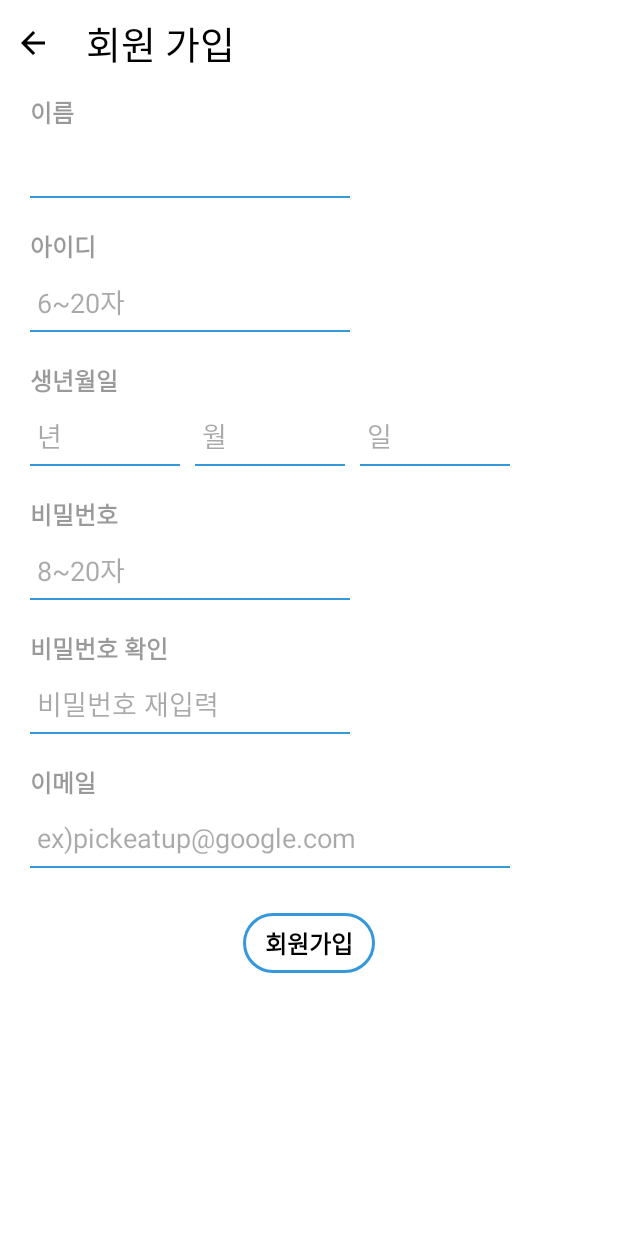
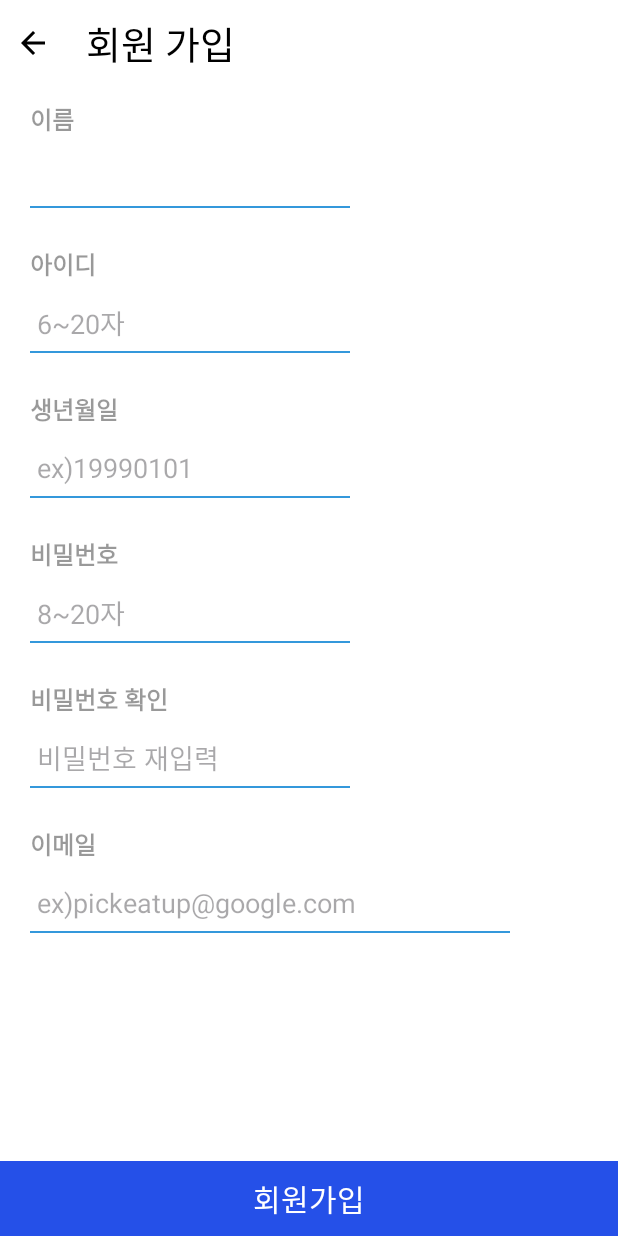
Before and after one commit to wickedwickedman/what-did-i-eat, an Android app: the Signup screen opened directly, with no data from a screen before it, on a phone screen of 412 x 824 dp. Run offline under Robolectric (Android 15) with nearby library versions, the phone set to English and light mode, and no system bars.

Commit message:
Initial Commit

```diff
--- a/app/src/main/java/com/example/whatdidieat/List.java
+++ b/app/src/main/java/com/example/whatdidieat/List.java
@@ -5,12 +5,13 @@ import android.os.Bundle;
 import android.view.View;
 import android.widget.Button;
 import android.widget.ImageView;
+import android.widget.TextView;
 
 import androidx.appcompat.app.AppCompatActivity;
 
 public class List extends AppCompatActivity {
     ImageView back;
-    Button upload;
+    ImageView upload;
     @Override
     protected void onCreate(Bundle savedInstanceState) {
         super.onCreate(savedInstanceState);
--- a/app/src/main/java/com/example/whatdidieat/Signup.java
+++ b/app/src/main/java/com/example/whatdidieat/Signup.java
@@ -20,10 +20,8 @@ public class Signup extends AppCompatActivity {
     EditText pw;
     EditText pw2;
     EditText email;
-    EditText birthYear;
-    EditText birthMonth;
-    EditText birthDay;
-    Button submit;
+    EditText birth;
+    TextView submit;
 
     @Override
     protected void onCreate(Bundle savedInstanceState) {
@@ -45,12 +43,10 @@ public class Signup extends AppCompatActivity {
         pw = findViewById(R.id.signPW);
         pw2 = findViewById(R.id.signPW2);
         email = findViewById(R.id.signMail);
-        birthYear = findViewById(R.id.signBirth);
-        birthMonth = findViewById(R.id.signBirth2);
-        birthDay = findViewById(R.id.signBirth3);
+        birth = findViewById(R.id.signBirth);
 
         //회원가입 완료 버튼
-        submit = findViewById(R.id.signupbutton);
+        submit = findViewById(R.id.signupButton);
         submit.setOnClickListener(new View.OnClickListener() {
             @Override
             public void onClick(View view) {
@@ -81,13 +77,8 @@ public class Signup extends AppCompatActivity {
         }
 
         // 생년월일 유효성 검사
-        if(birthYear.getText().toString().length() >= 1 && birthMonth.getText().toString().length() >= 1 && birthDay.getText().toString().length() >= 1) {
-            if (Integer.parseInt(birthYear.getText().toString()) <= 2023 &&
-                    1900 <= Integer.parseInt(birthYear.getText().toString()) &&
-                    1 <= Integer.parseInt(birthMonth.getText().toString()) &&
-                    12 >= Integer.parseInt(birthMonth.getText().toString()) &&
-                    1 <= Integer.parseInt(birthDay.getText().toString()) &&
-                    31 >= Integer.parseInt(birthDay.getText().toString())) {
+        if(birth.getText().toString().length() >= 1) {
+            if (19000101 <= Integer.parseInt(birth.getText().toString()) && Integer.parseInt(birth.getText().toString()) <= 20230101) {
                 birthFlag = true;
             } else {
                 birthFlag = false;
--- a/app/src/main/java/com/example/whatdidieat/Upload.java
+++ b/app/src/main/java/com/example/whatdidieat/Upload.java
@@ -5,13 +5,14 @@ import android.os.Bundle;
 import android.view.View;
 import android.widget.Button;
 import android.widget.ImageView;
+import android.widget.TextView;
 import android.widget.Toast;
 
 import androidx.appcompat.app.AppCompatActivity;
 
 public class Upload extends AppCompatActivity {
     ImageView back;
-    Button write;
+    TextView write;
     @Override
     protected void onCreate(Bundle savedInstanceState) {
         super.onCreate(savedInstanceState);
--- /dev/null
+++ b/app/src/main/res/drawable/box_filled_text.xml
@@ -0,0 +1,7 @@
+<?xml version="1.0" encoding="utf-8"?>
+<shape xmlns:android="http://schemas.android.com/apk/res/android"
+    android:padding="10dp"
+    android:shape="rectangle">
+    <solid
+        android:color="#2550E8" />
+</shape>
--- a/app/src/main/res/layout/activity_login.xml
+++ b/app/src/main/res/layout/activity_login.xml
@@ -73,7 +73,7 @@
             android:layout_height="35dp"
             android:layout_gravity="center"
             android:layout_marginTop="20dp"
-            android:background="@drawable/box_login"
+            android:background="@drawable/box_id"
             android:text="로그인"
             android:textColor="@color/black"
             android:textSize="16dp"
@@ -82,7 +82,7 @@
         <androidx.appcompat.widget.AppCompatButton
             android:id="@+id/signupButton"
             android:layout_width="wrap_content"
-            android:layout_height="wrap_content"
+            android:layout_height="35dp"
             android:layout_gravity="center"
             android:layout_marginTop="10dp"
             android:background="@drawable/box_id"
--- a/app/src/main/res/layout/activity_signup.xml
+++ b/app/src/main/res/layout/activity_signup.xml
@@ -38,20 +38,21 @@
 
         <ScrollView
             android:layout_width="match_parent"
-            android:layout_height="match_parent">
+            android:layout_height="wrap_content"
+            android:layout_weight="1">
 
             <LinearLayout
                 android:layout_width="match_parent"
-                android:layout_height="wrap_content"
+                android:layout_height="match_parent"
                 android:layout_marginLeft="20dp"
-                android:layout_marginTop="5dp"
+                android:layout_marginTop="10dp"
                 android:layout_marginRight="20dp"
                 android:orientation="vertical">
 
                 <TextView
                     android:layout_width="match_parent"
                     android:layout_height="wrap_content"
-                    android:layout_marginBottom="5dp"
+                    android:layout_marginBottom="7dp"
                     android:text="이름"
                     android:textColor="@color/black_overlay"
                     android:textSize="16dp"
@@ -61,7 +62,7 @@
                     android:id="@+id/signName"
                     android:layout_width="wrap_content"
                     android:layout_height="40dp"
-                    android:layout_marginBottom="20dp"
+                    android:layout_marginBottom="25dp"
                     android:background="@drawable/box_id"
                     android:ems="10"
                     android:inputType="textPersonName"
@@ -71,7 +72,7 @@
                 <TextView
                     android:layout_width="match_parent"
                     android:layout_height="wrap_content"
-                    android:layout_marginBottom="5dp"
+                    android:layout_marginBottom="7dp"
                     android:text="아이디"
                     android:textColor="@color/black_overlay"
                     android:textSize="16dp"
@@ -81,7 +82,7 @@
                     android:id="@+id/signID"
                     android:layout_width="wrap_content"
                     android:layout_height="40dp"
-                    android:layout_marginBottom="20dp"
+                    android:layout_marginBottom="25dp"
                     android:background="@drawable/box_id"
                     android:ems="10"
                     android:hint=" 6~20자"
@@ -92,71 +93,38 @@
                 <TextView
                     android:layout_width="match_parent"
                     android:layout_height="wrap_content"
-                    android:layout_marginBottom="5dp"
+                    android:layout_marginBottom="7dp"
                     android:text="생년월일"
                     android:textColor="@color/black_overlay"
                     android:textSize="16dp"
                     android:textStyle="bold" />
 
-                <LinearLayout
-                    android:layout_width="match_parent"
-                    android:layout_height="match_parent"
-                    android:orientation="horizontal">
-
                 <EditText
                     android:id="@+id/signBirth"
-                        android:layout_width="100dp"
+                    android:layout_width="wrap_content"
                     android:layout_height="40dp"
-                        android:layout_marginRight="10dp"
-                        android:layout_marginBottom="20dp"
+                    android:layout_marginBottom="25dp"
                     android:background="@drawable/box_id"
                     android:ems="10"
-                        android:hint=" 년"
+                    android:hint=" ex)19990101"
                     android:inputType="numberDecimal"
-                        android:maxLength="4"
+                    android:maxLength="8"
                     android:text="" />
-
-                    <EditText
-                        android:id="@+id/signBirth2"
-                        android:layout_width="100dp"
-                        android:layout_height="40dp"
-                        android:layout_marginRight="10dp"
-                        android:layout_marginBottom="20dp"
-                        android:background="@drawable/box_id"
-                        android:ems="10"
-                        android:hint=" 월"
-                        android:inputType="numberDecimal"
-                        android:maxLength="2"
-                        android:text="" />
-
-                    <EditText
-                        android:id="@+id/signBirth3"
-                        android:layout_width="100dp"
-                        android:layout_height="40dp"
-                        android:layout_marginBottom="20dp"
-                        android:background="@drawable/box_id"
-                        android:ems="10"
-                        android:hint=" 일"
-                        android:inputType="numberDecimal"
-                        android:maxLength="2"
-                        android:text="" />
-                </LinearLayout>
 
                 <TextView
                     android:layout_width="match_parent"
                     android:layout_height="wrap_content"
-                    android:layout_marginBottom="5dp"
+                    android:layout_marginBottom="7dp"
                     android:text="비밀번호"
                     android:textColor="@color/black_overlay"
                     android:textSize="16dp"
                     android:textStyle="bold" />
 
-
                 <EditText
                     android:id="@+id/signPW"
                     android:layout_width="wrap_content"
                     android:layout_height="40dp"
-                    android:layout_marginBottom="20dp"
+                    android:layout_marginBottom="25dp"
                     android:background="@drawable/box_id"
                     android:ems="10"
                     android:hint=" 8~20자"
@@ -167,22 +135,17 @@
                 <TextView
                     android:layout_width="match_parent"
                     android:layout_height="wrap_content"
-                    android:layout_marginBottom="5dp"
+                    android:layout_marginBottom="7dp"
                     android:text="비밀번호 확인"
                     android:textColor="@color/black_overlay"
                     android:textSize="16dp"
                     android:textStyle="bold" />
 
-                <LinearLayout
-                    android:layout_width="match_parent"
-                    android:layout_height="wrap_content"
-                    android:orientation="horizontal">
-
                 <EditText
                     android:id="@+id/signPW2"
                     android:layout_width="wrap_content"
                     android:layout_height="40dp"
-                        android:layout_marginBottom="20dp"
+                    android:layout_marginBottom="25dp"
                     android:background="@drawable/box_id"
                     android:ems="10"
                     android:hint=" 비밀번호 재입력"
@@ -190,12 +153,10 @@
                     android:maxLength="20"
                     android:text="" />
 
-                </LinearLayout>
-
                 <TextView
                     android:layout_width="match_parent"
                     android:layout_height="wrap_content"
-                    android:layout_marginBottom="5dp"
+                    android:layout_marginBottom="7dp"
                     android:text="이메일"
                     android:textColor="@color/black_overlay"
                     android:textSize="16dp"
@@ -205,7 +166,7 @@
                     android:id="@+id/signMail"
                     android:layout_width="wrap_content"
                     android:layout_height="40dp"
-                    android:layout_marginBottom="20dp"
+                    android:layout_marginBottom="25dp"
                     android:background="@drawable/box_id"
                     android:ems="15"
                     android:hint=" ex)pickeatup@google.com"
@@ -213,20 +174,25 @@
                     android:maxLength="30"
                     android:text="" />
 
-                <androidx.appcompat.widget.AppCompatButton
-                    android:id="@+id/signupbutton"
-                    android:layout_width="wrap_content"
-                    android:layout_height="40dp"
-                    android:layout_gravity="center"
-                    android:layout_marginTop="10dp"
-                    android:layout_marginBottom="20dp"
-                    android:background="@drawable/box_login"
-                    android:text="회원가입"
-                    android:textColor="@color/black"
-                    android:textSize="16sp"
-                    android:textStyle="bold" />
-
             </LinearLayout>
         </ScrollView>
+
+        <LinearLayout
+            android:layout_width="match_parent"
+            android:layout_height="wrap_content">
+            <TextView
+                android:id="@+id/signupButton"
+                android:layout_width="match_parent"
+                android:layout_height="match_parent"
+                android:paddingTop="10dp"
+                android:paddingBottom="10dp"
+                android:layout_gravity="center"
+                android:gravity="center"
+                android:text="회원가입"
+                android:textSize="20dp"
+                android:textColor="@color/white"
+                android:background="@drawable/box_filled_text"
+                />
         </LinearLayout>
     </LinearLayout>
+</LinearLayout>
```
Also changed, not shown: app/src/main/res/layout/activity_list.xml (+39 -11 lines), app/src/main/res/layout/activity_upload.xml (+21 -20 lines), 1 other file. Lines whose indentation alone changed are shown as unchanged.
